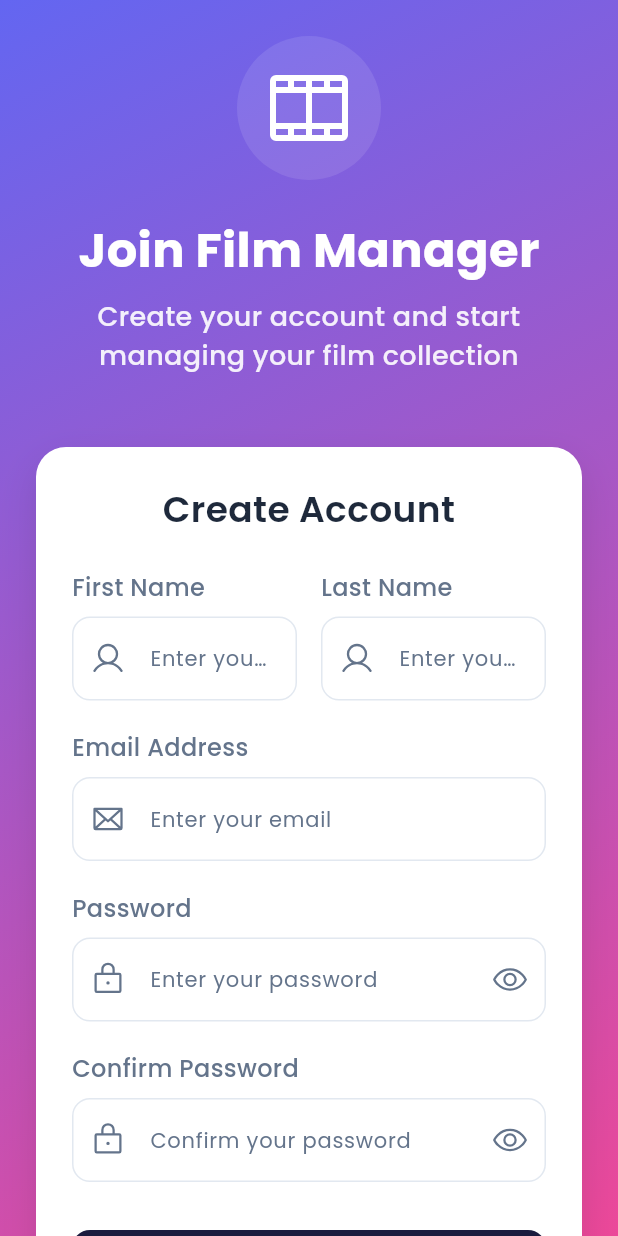
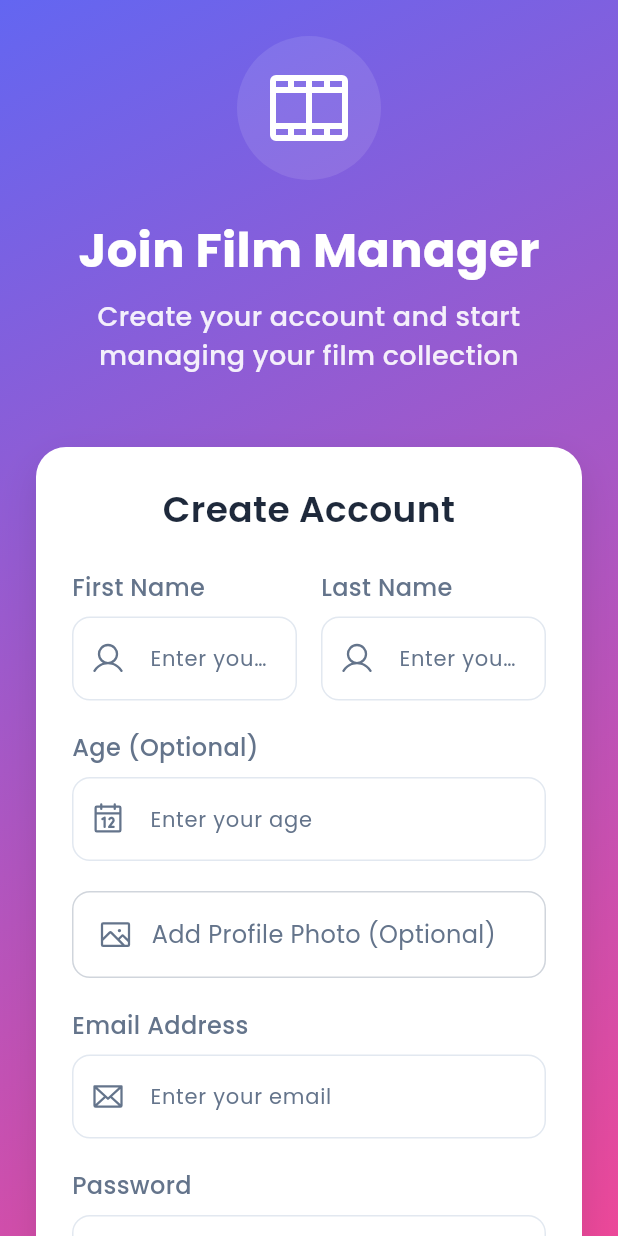
Before and after one commit to yassine-mathlouthi/film_manager, a Flutter app: the RegisterScreen screen opened by its route, on a phone screen of 412 x 824 dp. Run offline on Flutter 3.47's test engine with Material 3 defaults, Android fonts, the phone set to English and light mode, and no system bars; our stand-ins replace cloud_firestore, email_validator, firebase_auth, firebase_core, firebase_storage, flutter_dotenv and 5 more; accounts and stored records are empty.

Commit message:
login into fire base

```diff
--- a/lib/core/models/user_model.dart
+++ b/lib/core/models/user_model.dart
@@ -6,6 +6,7 @@ class User {
   final String firstName;
   final String lastName;
   final String role;
+  final int? age;
   final DateTime createdAt;
   final DateTime? lastLoginAt;
   final String? profileImageUrl;
@@ -16,6 +17,7 @@ class User {
     required this.firstName,
     required this.lastName,
     required this.role,
+    this.age,
     required this.createdAt,
     this.lastLoginAt,
     this.profileImageUrl,
@@ -29,6 +31,7 @@ class User {
       firstName: json['firstName'] as String,
       lastName: json['lastName'] as String,
       role: json['role'] as String,
+      age: json['age'] as int?,
       createdAt: DateTime.parse(json['createdAt'] as String),
       lastLoginAt: json['lastLoginAt'] != null
           ? DateTime.parse(json['lastLoginAt'] as String)
@@ -45,6 +48,7 @@ class User {
       'firstName': firstName,
       'lastName': lastName,
       'role': role,
+      'age': age,
       'createdAt': createdAt.toIso8601String(),
       'lastLoginAt': lastLoginAt?.toIso8601String(),
       'profileImageUrl': profileImageUrl,
@@ -61,6 +65,7 @@ class User {
     String? firstName,
     String? lastName,
     String? role,
+    int? age,
     DateTime? createdAt,
     DateTime? lastLoginAt,
     String? profileImageUrl,
@@ -71,6 +76,7 @@ class User {
       firstName: firstName ?? this.firstName,
       lastName: lastName ?? this.lastName,
       role: role ?? this.role,
+      age: age ?? this.age,
       createdAt: createdAt ?? this.createdAt,
       lastLoginAt: lastLoginAt ?? this.lastLoginAt,
       profileImageUrl: profileImageUrl ?? this.profileImageUrl,
--- a/lib/core/providers/auth_provider.dart
+++ b/lib/core/providers/auth_provider.dart
@@ -72,6 +72,8 @@ class AuthProvider extends ChangeNotifier {
     required String password,
     required String firstName,
     required String lastName,
+    int? age,
+    String? imagePath,
     String role = 'user',
   }) async {
     _setLoading(true);
@@ -84,6 +86,8 @@ class AuthProvider extends ChangeNotifier {
         password: password,
         firstName: firstName,
         lastName: lastName,
+        age: age,
+        imagePath: imagePath,
         role: role,
       );
 
--- a/lib/core/services/firebase_auth_service.dart
+++ b/lib/core/services/firebase_auth_service.dart
@@ -1,9 +1,12 @@
 import 'package:firebase_auth/firebase_auth.dart' as firebase_auth;
 import 'package:cloud_firestore/cloud_firestore.dart';
+import 'package:firebase_storage/firebase_storage.dart';
+import 'dart:io';
 
 class FirebaseAuthService {
   final firebase_auth.FirebaseAuth _firebaseAuth = firebase_auth.FirebaseAuth.instance;
   final FirebaseFirestore _firestore = FirebaseFirestore.instance;
+  final FirebaseStorage _storage = FirebaseStorage.instance;
 
   // Get current Firebase user
   firebase_auth.User? get currentFirebaseUser => _firebaseAuth.currentUser;
@@ -50,6 +53,8 @@ class FirebaseAuthService {
     required String password,
     required String firstName,
     required String lastName,
+    int? age,
+    String? imagePath,
     String role = 'user',
   }) async {
     try {
@@ -66,13 +71,31 @@ class FirebaseAuthService {
       print("UID: ${credential.user?.uid}");
 
       if (credential.user != null) {
+        String? profileImageUrl;
+
+        // Upload profile image if provided
+        if (imagePath != null) {
+          try {
+            print("Uploading profile image...");
+            final ref = _storage.ref().child('profile_images/${credential.user!.uid}.jpg');
+            await ref.putFile(File(imagePath));
+            profileImageUrl = await ref.getDownloadURL();
+            print("✅ Profile image uploaded: $profileImageUrl");
+          } catch (e) {
+            print("⚠️ Failed to upload profile image: $e");
+            // Continue registration even if image upload fails
+          }
+        }
+
         // Create user document in Firestore
         final userData = {
           'id': credential.user!.uid,
           'email': email,
           'firstName': firstName,
           'lastName': lastName,
+          'age': age,
           'role': role,
+          'profileImageUrl': profileImageUrl,
           'createdAt': DateTime.now().toIso8601String(),
           'lastLoginAt': DateTime.now().toIso8601String(),
         };
--- a/lib/features/auth/screens/register_screen.dart
+++ b/lib/features/auth/screens/register_screen.dart
@@ -3,6 +3,7 @@ import 'package:provider/provider.dart';
 import 'package:go_router/go_router.dart';
 import 'package:phosphor_flutter/phosphor_flutter.dart';
 import 'package:email_validator/email_validator.dart';
+import 'package:image_picker/image_picker.dart';
 
 import '../../../core/theme/app_theme.dart';
 import '../../../core/providers/auth_provider.dart';
@@ -23,6 +24,9 @@ class _RegisterScreenState extends State<RegisterScreen> {
   final _confirmPasswordController = TextEditingController();
   final _firstNameController = TextEditingController();
   final _lastNameController = TextEditingController();
+  final _ageController = TextEditingController();
+  final ImagePicker _imagePicker = ImagePicker();
+  XFile? _selectedImage;
 
   @override
   void dispose() {
@@ -31,7 +35,34 @@ class _RegisterScreenState extends State<RegisterScreen> {
     _confirmPasswordController.dispose();
     _firstNameController.dispose();
     _lastNameController.dispose();
+    _ageController.dispose();
     super.dispose();
+  }
+
+  Future<void> _pickImage() async {
+    try {
+      final XFile? image = await _imagePicker.pickImage(
+        source: ImageSource.gallery,
+        maxWidth: 512,
+        maxHeight: 512,
+        imageQuality: 75,
+      );
+
+      if (image != null) {
+        setState(() {
+          _selectedImage = image;
+        });
+      }
+    } catch (e) {
+      if (mounted) {
+        ScaffoldMessenger.of(context).showSnackBar(
+          SnackBar(
+            content: Text('Failed to pick image: $e'),
+            backgroundColor: AppTheme.errorColor,
+          ),
+        );
+      }
+    }
   }
 
   Future<void> _register() async {
@@ -46,6 +77,8 @@ class _RegisterScreenState extends State<RegisterScreen> {
           password: _passwordController.text,
           firstName: _firstNameController.text.trim(),
           lastName: _lastNameController.text.trim(),
+          age: _ageController.text.isEmpty ? null : int.tryParse(_ageController.text),
+          imagePath: _selectedImage?.path,
         );
 
         print("RegisterScreen: Registration result: $success");
@@ -192,6 +225,70 @@ class _RegisterScreenState extends State<RegisterScreen> {
                           ),
                           const SizedBox(height: 20),
 
+                          // Age field
+                          CustomTextField(
+                            label: 'Age (Optional)',
+                            hint: 'Enter your age',
+                            controller: _ageController,
+                            keyboardType: TextInputType.number,
+                            prefixIcon: Icon(
+                              PhosphorIcons.calendar(),
+                              color: AppTheme.textSecondary,
+                            ),
+                            validator: (value) {
+                              if (value != null && value.isNotEmpty) {
+                                final age = int.tryParse(value);
+                                if (age == null || age < 1 || age > 120) {
+                                  return 'Please enter a valid age';
+                                }
+                              }
+                              return null;
+                            },
+                          ),
+                          const SizedBox(height: 20),
+
+                          // Profile photo picker
+                          GestureDetector(
+                            onTap: _pickImage,
+                            child: Container(
+                              padding: const EdgeInsets.all(16),
+                              decoration: BoxDecoration(
+                                color: AppTheme.surfaceColor,
+                                borderRadius: BorderRadius.circular(12),
+                                border: Border.all(
+                                  color: AppTheme.textSecondary.withOpacity(0.3),
+                                ),
+                              ),
+                              child: Row(
+                                children: [
+                                  Icon(
+                                    PhosphorIcons.image(),
+                                    color: AppTheme.textSecondary,
+                                  ),
+                                  const SizedBox(width: 12),
+                                  Expanded(
+                                    child: Text(
+                                      _selectedImage == null
+                                          ? 'Add Profile Photo (Optional)'
+                                          : 'Photo selected: ${_selectedImage!.name}',
+                                      style: AppTheme.bodyStyle.copyWith(
+                                        color: _selectedImage == null
+                                            ? AppTheme.textSecondary
+                                            : AppTheme.primaryColor,
+                                      ),
+                                    ),
+                                  ),
+                                  if (_selectedImage != null)
+                                    Icon(
+                                      PhosphorIcons.check(PhosphorIconsStyle.bold),
+                                      color: AppTheme.primaryColor,
+                                    ),
+                                ],
+                              ),
+                            ),
+                          ),
+                          const SizedBox(height: 20),
+
                           CustomTextField(
                             label: 'Email Address',
                             hint: 'Enter your email',
--- a/pubspec.yaml
+++ b/pubspec.yaml
@@ -62,6 +62,8 @@ dependencies:
 
   # Network
   http: ^1.2.0
+  image_picker: ^1.2.1
+  firebase_storage: ^12.4.10
 
 dev_dependencies:
   flutter_test:
```
Also changed, not shown: firebase.json, pubspec.lock, 7 other files.
